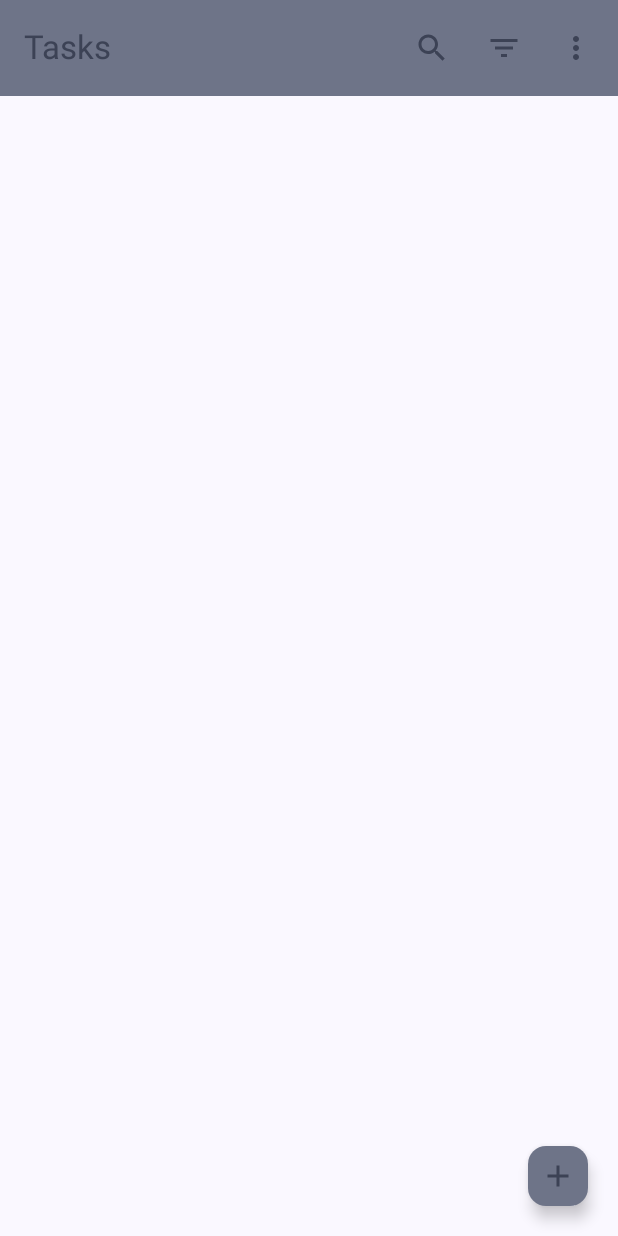
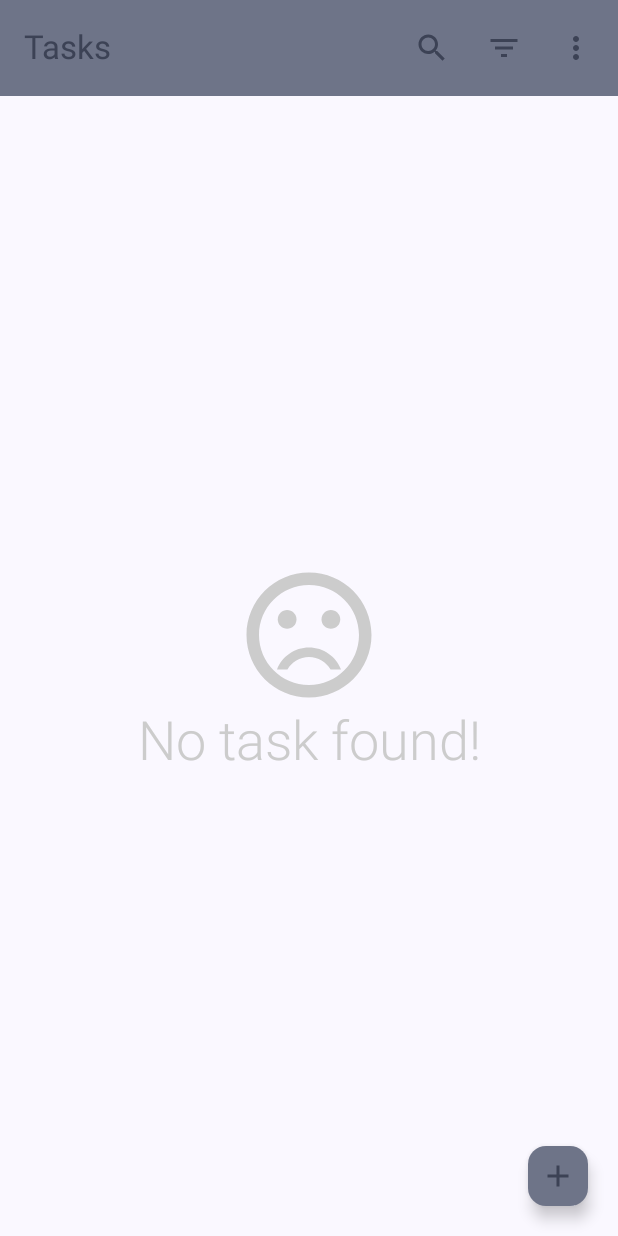
Before and after one commit to dtoanng/compose-todo-app, an Android app built with Jetpack Compose: the composable ListScreen shown on its own in the app's theme, on a phone screen of 412 x 824 dp. Run offline under Robolectric (Android 15) with nearby library versions, the phone set to English and light mode, and no system bars; our stand-ins replace Dagger/Hilt's generated code.

Commit message:
feat: impl empty task ui

```diff
--- /dev/null
+++ b/app/src/main/java/com/samsung/shrc/dtoanng/jetpackcompose_todo_project/ui/screens/list/EmptyContent.kt
@@ -0,0 +1,55 @@
+package com.samsung.shrc.dtoanng.jetpackcompose_todo_project.ui.screens.list
+
+import androidx.compose.foundation.background
+import androidx.compose.foundation.layout.Arrangement
+import androidx.compose.foundation.layout.Column
+import androidx.compose.foundation.layout.fillMaxSize
+import androidx.compose.foundation.layout.size
+import androidx.compose.material3.Icon
+import androidx.compose.material3.MaterialTheme
+import androidx.compose.material3.Text
+import androidx.compose.runtime.Composable
+import androidx.compose.ui.Alignment
+import androidx.compose.ui.Modifier
+import androidx.compose.ui.graphics.Color
+import androidx.compose.ui.res.painterResource
+import androidx.compose.ui.res.stringResource
+import androidx.compose.ui.text.TextStyle
+import androidx.compose.ui.text.font.FontWeight
+import androidx.compose.ui.tooling.preview.Preview
+import androidx.compose.ui.unit.dp
+import com.samsung.shrc.dtoanng.jetpackcompose_todo_project.R
+
+@Composable
+fun EmptyContent() {
+    Column(
+        modifier = Modifier
+            .fillMaxSize()
+            .background(MaterialTheme.colorScheme.background),
+        horizontalAlignment = Alignment.CenterHorizontally,
+        verticalArrangement = Arrangement.Center
+    ) {
+
+        Icon(
+            modifier = Modifier.size(100.dp),
+            painter = painterResource(id = R.drawable.ic_dissatisfied),
+            contentDescription = stringResource(R.string.empty_todo_task),
+            tint = Color.LightGray
+        )
+        Text(
+            text = "No task found!",
+            style = TextStyle(
+                color = Color.LightGray,
+                fontSize = MaterialTheme.typography.displaySmall.fontSize,
+                fontWeight = FontWeight.Light
+            )
+        )
+
+    }
+}
+
+@Composable
+@Preview
+fun EmptyContentPreview() {
+    EmptyContent()
+}
--- a/app/src/main/java/com/samsung/shrc/dtoanng/jetpackcompose_todo_project/ui/screens/list/ListContent.kt
+++ b/app/src/main/java/com/samsung/shrc/dtoanng/jetpackcompose_todo_project/ui/screens/list/ListContent.kt
@@ -36,6 +36,17 @@ fun ListContent(
     listTask: List<TodoTask>,
     navigateToTaskScreen: (taskId: Int) -> Unit
 ) {
+    if (listTask.isEmpty())
+        EmptyContent()
+    else
+        DisplayTask(listTask = listTask, navigateToTaskScreen = navigateToTaskScreen)
+}
+
+@Composable
+fun DisplayTask(
+    listTask: List<TodoTask>,
+    navigateToTaskScreen: (taskId: Int) -> Unit
+) {
     LazyColumn(
         modifier = Modifier.fillMaxHeight(),
         contentPadding = PaddingValues(horizontal = 4.dp, vertical = 4.dp),
@@ -54,7 +65,9 @@ fun TaskItem(
     navigateToTaskScreen: (taskId: Int) -> Unit
 ) {
     Surface(
-        modifier = Modifier.fillMaxWidth().padding(2.dp),
+        modifier = Modifier
+            .fillMaxWidth()
+            .padding(2.dp),
         color = MaterialTheme.colorScheme.inverseOnSurface,
         shape = RoundedCornerShape(ROUND_CONNER),
         shadowElevation = 2.0.dp,
--- /dev/null
+++ b/app/src/main/res/drawable/ic_dissatisfied.xml
@@ -0,0 +1,9 @@
+<vector xmlns:android="http://schemas.android.com/apk/res/android" android:alpha="0.7" android:height="30dp" android:tint="#8A9D9D" android:viewportHeight="24" android:viewportWidth="24" android:width="30dp">
+
+    <path android:fillColor="@android:color/white" android:pathData="M15.5,9.5m-1.5,0a1.5,1.5 0,1 1,3 0a1.5,1.5 0,1 1,-3 0"/>
+
+    <path android:fillColor="@android:color/white" android:pathData="M8.5,9.5m-1.5,0a1.5,1.5 0,1 1,3 0a1.5,1.5 0,1 1,-3 0"/>
+
+    <path android:fillColor="@android:color/white" android:pathData="M11.99,2C6.47,2 2,6.48 2,12s4.47,10 9.99,10C17.52,22 22,17.52 22,12S17.52,2 11.99,2zM12,20c-4.42,0 -8,-3.58 -8,-8s3.58,-8 8,-8 8,3.58 8,8 -3.58,8 -8,8zM12,14c-2.33,0 -4.32,1.45 -5.12,3.5h1.67c0.69,-1.19 1.97,-2 3.45,-2s2.75,0.81 3.45,2h1.67c-0.8,-2.05 -2.79,-3.5 -5.12,-3.5z"/>
+
+</vector>
--- a/app/src/main/res/values/strings.xml
+++ b/app/src/main/res/values/strings.xml
@@ -8,4 +8,5 @@
     <string name="search_txt">Search</string>
     <string name="search_icon">Search Icon</string>
     <string name="close_icon">Close Icon</string>
+    <string name="empty_todo_task">Empty Todo Task</string>
 </resources>
```
